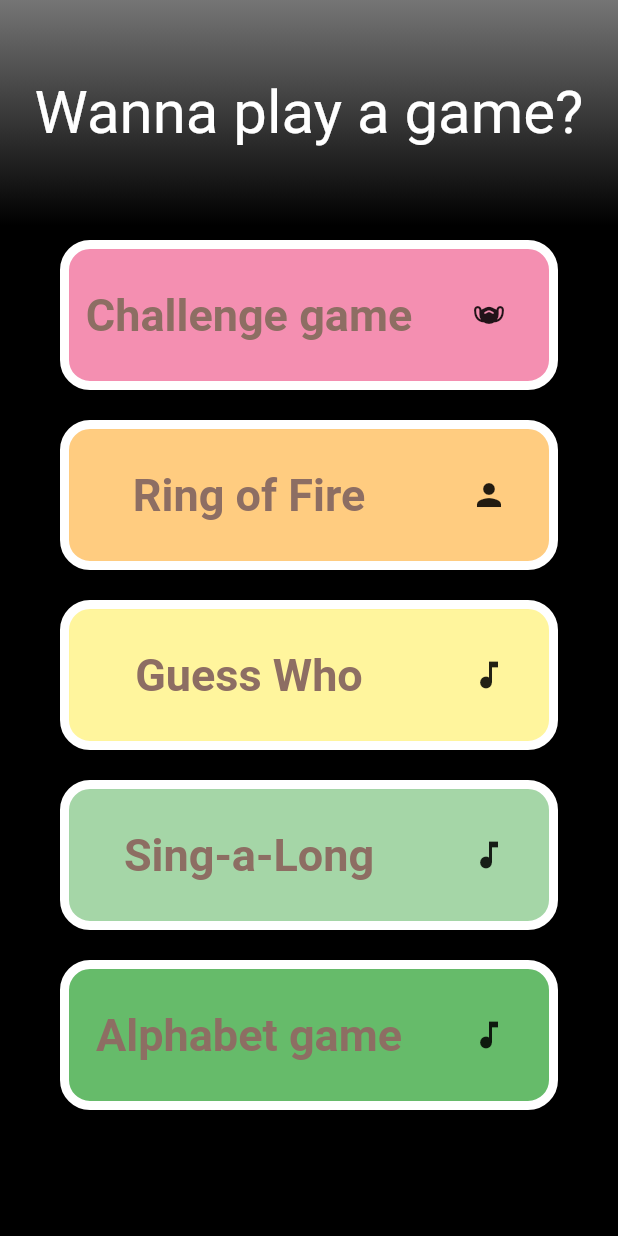
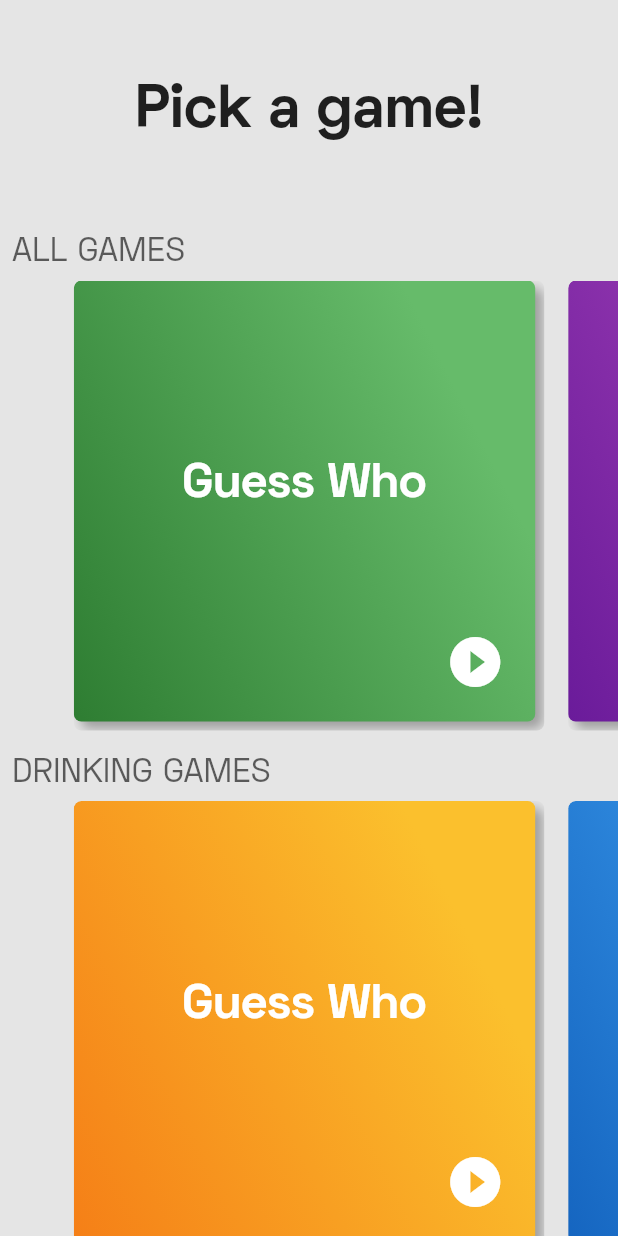
Before and after one commit to angin91/play_with_friends, a Flutter app: the screen it shows after launch, on a phone screen of 412 x 824 dp. Run offline on Flutter 3.47's test engine with Material 2 defaults, Android fonts, the phone set to English and light mode, and no system bars; our stand-ins replace auto_size_text, flip_card, flutter_svg, shared_preferences, sliding_up_panel, wakelock; missing offline and left inert: aeyrium_sensor, fullscreen, swipeable_card.

Commit message:
Updated the startpage design

```diff
--- a/lib/SelecteGamePage.dart
+++ b/lib/SelecteGamePage.dart
@@ -1,3 +1,4 @@
+import 'package:flutter/cupertino.dart';
 import 'package:flutter/material.dart';
 import 'package:flutter/services.dart';
 import 'file:///C:/Users/angin/workspace/play_with_friends/lib/games/GuessWhoStartPage.dart';
@@ -33,8 +34,18 @@ class _SelectGamePageState extends State<SelectGamePage> {
   }
 
   Map games = {
+    "Guess Who": GuessWhoStartPage(),
+    "Sing-a-Long": SingALongStartPage(),
+    "Alphabet game": AlphabetGameStartPage(),
     "Challenge game": ChallengeGame(),
-    "Ring of Fire": RingOfFire(),
+    "Ring of Fire": RingOfFire()
+  };
+
+  Map drinkingGames = {
+    "Challenge game": ChallengeGame(),
+    "Ring of Fire": RingOfFire()
+  };
+  Map teamGames = {
     "Guess Who": GuessWhoStartPage(),
     "Sing-a-Long": SingALongStartPage(),
     "Alphabet game": AlphabetGameStartPage()
@@ -44,43 +55,29 @@ class _SelectGamePageState extends State<SelectGamePage> {
   Widget build(BuildContext context) {
     return Scaffold(
         body: Container(
-      color: Colors.black,
+      color: const Color.fromRGBO(229, 229, 229, 1),
       child: CustomScrollView(
         slivers: [
           SliverAppBar(
             flexibleSpace: Container(
-              decoration: BoxDecoration(
-                gradient: LinearGradient(
-                  colors: [Colors.grey[600], Colors.black],
-                  begin: FractionalOffset.topCenter,
-                  end: FractionalOffset.bottomCenter,
-                ),
-              ),
+              color: const Color.fromRGBO(229, 229, 229, 1),
               child: Center(
                 child: Text(
-                  "Wanna play a game?",
+                  "Pick a game!",
                   textAlign: TextAlign.center,
-                  style: TextStyle(color: Colors.white, fontSize: 40),
+                  style: TextStyle(fontSize: 40, fontWeight: FontWeight.bold),
                 ),
               ),
             ),
-            // Make the initial height of the SliverAppBar larger than normal.
             expandedHeight: 150,
           ),
           SliverList(
-            // Use a delegate to build items as they're scrolled on screen.
             delegate: SliverChildBuilderDelegate(
-              // The builder function returns a ListTile with a title that
-              // displays the index of the current item.
-              (context, index) => Padding(
-                padding:
-                    const EdgeInsets.symmetric(horizontal: 40, vertical: 10),
-                child: getCostumBox(index)
-              ),
+              (context, index) => getCostumBox(index),
               // Builds 1000 ListTiles
-              childCount: games.length,
+              childCount: 6,
             ),
-          )
+          ),
         ],
       ),
     ));
@@ -88,76 +85,126 @@ class _SelectGamePageState extends State<SelectGamePage> {
 
   Widget getCostumBox(int index) {
     if (index == 0) {
-      return CustomBox(
-        color: Colors.pink[200],
-        onTap: () => Navigator.push(context, MaterialPageRoute(builder: (context) => games.values.elementAt(index)),),
-        height: 100.0,
-        child: getRow(games.keys.elementAt(index), Icons.masks),
+      return Padding(
+        padding: const EdgeInsets.all(8.0),
+        child: Opacity(
+            opacity: 0.7,
+            child: Text(
+              "ALL GAMES",
+              style: TextStyle(fontSize: 22, ),
+            )
+        ),
       );
     }
     if (index == 1) {
-      return CustomBox(
-        color: Colors.orange[200],
-        onTap: () => Navigator.push(context, MaterialPageRoute(builder: (context) => games.values.elementAt(index)),),
-        height: 100.0,
-        child: getRow(games.keys.elementAt(index), Icons.person),
-      );
+      return _buildCarousel(context, games.length, games);
     }
     if (index == 2) {
-      return CustomBox(
-        color: Colors.yellow[200],
-        onTap: () => Navigator.push(context, MaterialPageRoute(builder: (context) => games.values.elementAt(index)),),
-        height: 100.0,
-        child: getRow(games.keys.elementAt(index), Icons.music_note),
+      return Padding(
+        padding: const EdgeInsets.all(8.0),
+        child: Opacity(
+            opacity: 0.7,
+            child: Text(
+              "DRINKING GAMES",
+              style: TextStyle(fontSize: 22, ),
+            )
+        ),
       );
     }
     if (index == 3) {
-      return CustomBox(
-        color: Colors.green[200],
-        onTap: () => Navigator.push(context, MaterialPageRoute(builder: (context) => games.values.elementAt(index)),),
-        height: 100.0,
-        child: getRow(games.keys.elementAt(index), Icons.music_note),
-      );
+      return _buildCarousel(context, drinkingGames.length, drinkingGames);
     }
     if (index == 4) {
-      return CustomBox(
-        color: Colors.green[400],
-        onTap: () => Navigator.push(context, MaterialPageRoute(builder: (context) => games.values.elementAt(index)),),
-        height: 100.0,
-        child: getRow(games.keys.elementAt(index), Icons.music_note),
+      return Padding(
+        padding: const EdgeInsets.all(8.0),
+        child: Opacity(
+            opacity: 0.7,
+            child: Text(
+              "TEAM-GAMES",
+              style: TextStyle(fontSize: 22, ),
+            )
+        ),
       );
     }
     if (index == 5) {
-      return CustomBox(
-        color: Colors.blue[200],
-        onTap: () => Navigator.push(context, MaterialPageRoute(builder: (context) => games.values.elementAt(index)),),
-        height: 100.0,
-        child: getRow(games.keys.elementAt(index), Icons.style),
-      );
+      return _buildCarousel(context, teamGames.length, teamGames);
     }
+    return Container();
   }
 
-  Widget getRow(text, icon){
-    return Row(
-      children: [
-        Expanded(
-            flex: 3,
-            child: Center(
-                child: Text(text,
-                  textAlign: TextAlign.center,
+  Widget _buildCarousel(BuildContext context, int carouselLenght, Map games) {
+    return Padding(
+      padding: const EdgeInsets.only(bottom: 10),
+      child: Column(
+        mainAxisSize: MainAxisSize.min,
+        children: <Widget>[
+          SizedBox(
+            height: 300.0,
+            child: PageView.builder(
+              itemCount: carouselLenght,
+              controller: PageController(viewportFraction: 0.8),
+              itemBuilder: (BuildContext context, int itemIndex) {
+                if(games.keys.elementAt(itemIndex).toString().contains("Ring of Fire")){
+                  return _buildCarouselItem(context, itemIndex, Colors.blue[800], Colors.blue[400]);
+                }
+                if(games.keys.elementAt(itemIndex).toString().contains("Sing-a-Long")){
+                  return _buildCarouselItem(context, itemIndex, Colors.purple[800], Colors.purple[400]);
+                }
+                if(games.keys.elementAt(itemIndex).toString().contains("Ring of Fire")){
+                  return _buildCarouselItem(context, itemIndex, Colors.blue[800], Colors.blue[400]);
+                }
+                if(games.keys.elementAt(itemIndex).toString().contains("Challenge game")){
+                  return _buildCarouselItem(context, itemIndex, Colors.yellow[900], Colors.yellow[700]);
+                }
+                if(games.keys.elementAt(itemIndex).toString().contains("Guess who")){
+                  return _buildCarouselItem(context, itemIndex, Colors.green[800], Colors.green[400]);
+                }
+                if(games.keys.elementAt(itemIndex).toString().contains("Alphabet game")){
+                  return _buildCarouselItem(context, itemIndex, Colors.grey[800], Colors.grey[400]);
+                }
+                return _buildCarouselItem(context, itemIndex, Colors.green[800], Colors.green[400]);
+              },
+            ),
+          )
+        ],
+      ),
+    );
+  }
+
+  Widget _buildCarouselItem(BuildContext context, int itemIndex, Color color1, Color color2) {
+    return Padding(
+      padding: EdgeInsets.symmetric(horizontal: 8.0),
+      child: CustomBox(
+        child: Column(
+          mainAxisAlignment: MainAxisAlignment.center,
+          children: [
+            SizedBox(height: 40,),
+            Expanded(
+              child: Center(
+                child: Text(
+                  games.keys.elementAt(itemIndex),
                   style: TextStyle(
-                      color: Colors.brown[400],
-                      fontSize: 30,
-                      fontWeight: FontWeight.bold
+                    fontSize: 32,
+                    fontWeight: FontWeight.bold,
+                    color: Colors.white
                   ),
-                )
-            )
+                ),
+              ),
+            ),
+            Row(
+              children: [
+                Spacer(),
+                Icon(Icons.play_circle_fill, color: Colors.white, size: 40,),
+                SizedBox(width: 20,)
+              ],
+            ),
+            SizedBox(height: 20,)
+          ],
         ),
-        Expanded(
-          flex: 1,
-          child: Icon(icon),
-        )
-      ],
+        linearColor1: color1,
+        linearColor2: color2,
+        onTap: () => Navigator.push(context, MaterialPageRoute(builder: (context) => games.values.elementAt(itemIndex)),),
+      )
     );
   }
 }
--- a/lib/main.dart
+++ b/lib/main.dart
@@ -4,6 +4,7 @@ import 'package:play_with_friends/games/GuessWhoStartPage.dart';
 import 'package:play_with_friends/games/SingALongStartPage.dart';
 import 'package:play_with_friends/games/general/AlphabetGame.dart';
 import 'package:play_with_friends/games/general/ChallengeGame.dart';
+import 'package:play_with_friends/games/general/RingOfFire.dart';
 import 'SelecteGamePage.dart';
 
 void main() {
@@ -17,11 +18,13 @@ class MyApp extends StatelessWidget {
       title: 'Flutter Demo',
       theme: ThemeData(
         // is not restarted.
+        fontFamily: "Space Grotesk",
         primarySwatch: Colors.blue,
         visualDensity: VisualDensity.adaptivePlatformDensity,
         canvasColor: Colors.transparent,
       ),
      home: SelectGamePage(title: 'Play With Friends'),
+     // home: RingOfFire(),
 //      home: ChallengeGame(),
 //      home: GuessWhoStartPage(),
 //      home: AlphabetGameStartPage(),
--- a/lib/widgets/CustomBox.dart
+++ b/lib/widgets/CustomBox.dart
@@ -2,13 +2,15 @@ import 'package:flutter/material.dart';
 
 class CustomBox extends StatelessWidget {
   CustomBox({Key key,
-    this.color = Colors.green,
+    this.linearColor1,
+    this.linearColor2,
     this.onTap,
     this.height,
     this.child}) : super(key: key);
 
   final Widget child;
-  final Color color;
+  final Color linearColor1;
+  final Color linearColor2;
   final GestureTapCallback onTap;
   final double height;
 
@@ -16,14 +18,32 @@ class CustomBox extends StatelessWidget {
   Widget build(BuildContext context) {
     return GestureDetector(
       onTap: onTap,
-      child: Container(
-        decoration: BoxDecoration(
-            color: color,
-            border: Border.all(color: Colors.white, width: 6),
-            borderRadius: BorderRadius.all(Radius.circular(20))
+      child: ClipRRect(
+        borderRadius: BorderRadius.circular(5.0),
+        child: Container(
+          margin: const EdgeInsets.only(bottom: 6.0, right: 6.0),
+          decoration: BoxDecoration(
+            gradient: LinearGradient(
+              begin: Alignment.bottomLeft,
+              end:
+              Alignment(0.9, 0.0), // 10% of the width, so there are ten blinds.
+              colors: [
+                linearColor1,
+                linearColor2
+              ], // red to yellows
+            ),
+            borderRadius: BorderRadius.all(Radius.circular(5)),
+            boxShadow: [
+              BoxShadow(
+                color: Colors.grey,
+                offset: Offset(5.0, 5.0), //(x,y)
+                blurRadius: 6.0,
+              ),
+            ],
+          ),
+          height: height,
+          child: child,
         ),
-        height: height,
-        child: child,
       ),
     );
   }
```
Also changed, not shown: lib/games/GuessWhoStartPage.dart (+15 -6 lines), lib/games/general/AlphabetGame.dart (+64 -84 lines), lib/games/general/GuessWho.dart (+6 -23 lines), pubspec.yaml (+5 -20 lines), resource/fonts/SpaceGrotesk-Bold.ttf (added), resource/fonts/SpaceGrotesk-Light.ttf (added), resource/fonts/SpaceGrotesk-Medium.ttf (added), resource/fonts/SpaceGrotesk-Regular.ttf (added), resource/fonts/SpaceGrotesk-SemiBold.ttf (added).
